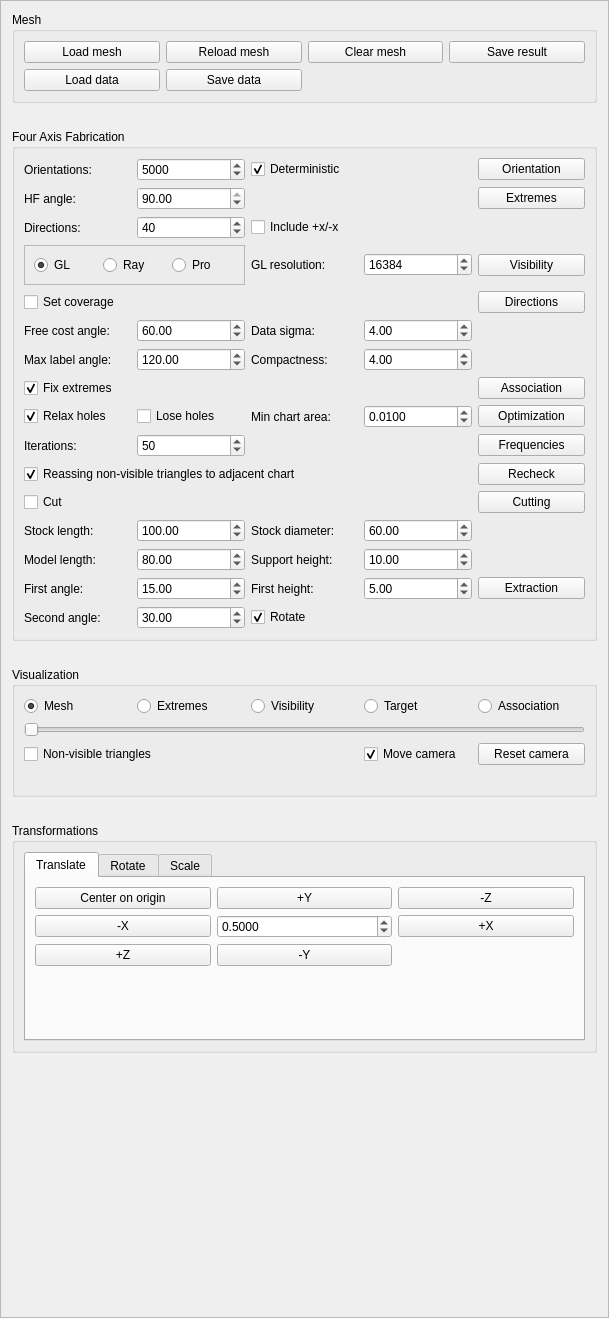
cg3hci/4AxisMilling, file GUI/managers/fouraxisfabricationmanager.ui: the form before one commit.
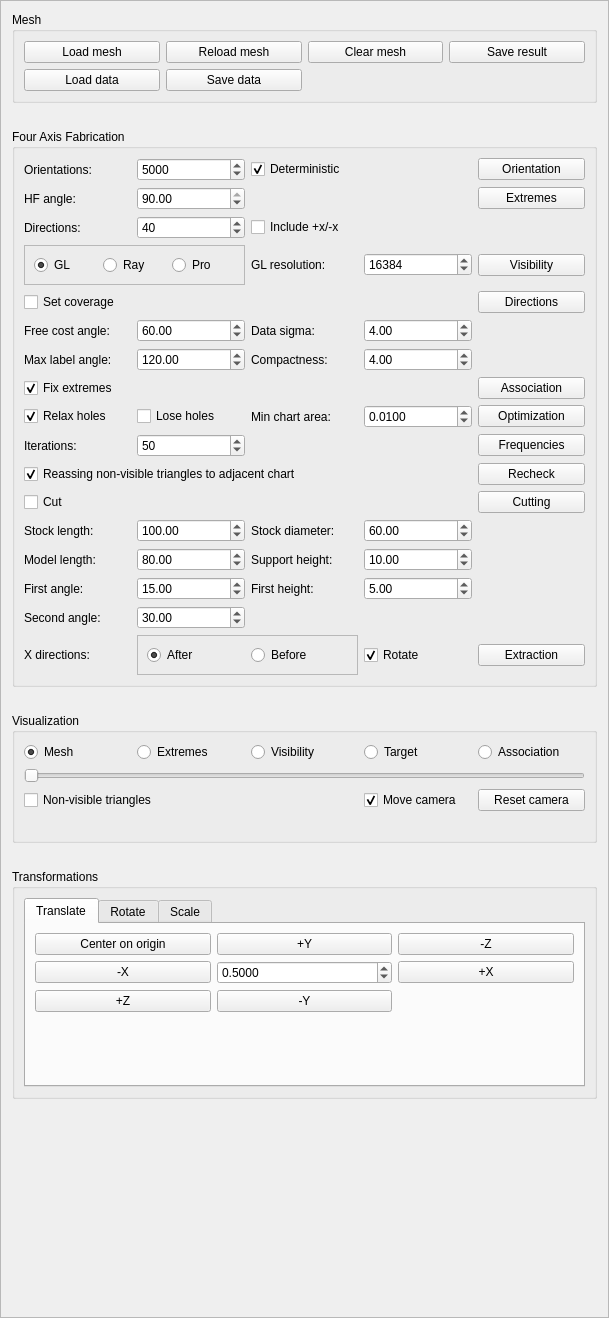
The form after the commit.

Commit message: Result fabrication order

What changed in the file:
```diff
--- a/GUI/managers/fouraxisfabricationmanager.ui
+++ b/GUI/managers/fouraxisfabricationmanager.ui
@@ -625,13 +625,6 @@
         </property>
        </widget>
       </item>
-      <item row="26" column="5">
-       <widget class="QPushButton" name="extractResultsButton">
-        <property name="text">
-         <string>Extraction</string>
-        </property>
-       </widget>
-      </item>
       <item row="15" column="3">
        <widget class="QLabel" name="optimizationMinChartAreaLabel">
         <property name="text">
@@ -962,16 +955,6 @@
         </property>
        </widget>
       </item>
-      <item row="27" column="3">
-       <widget class="QCheckBox" name="extractResultsRotateCheckBox">
-        <property name="text">
-         <string>Rotate</string>
-        </property>
-        <property name="checked">
-         <bool>true</bool>
-        </property>
-       </widget>
-      </item>
       <item row="26" column="1">
        <widget class="QLabel" name="extractResultsFirstLayerAngleLabel">
         <property name="text">
@@ -1089,6 +1072,59 @@
         </layout>
        </widget>
       </item>
+      <item row="28" column="5">
+       <widget class="QPushButton" name="extractResultsButton">
+        <property name="text">
+         <string>Extraction</string>
+        </property>
+       </widget>
+      </item>
+      <item row="28" column="1">
+       <widget class="QLabel" name="extractResultsXDirectionsOrderLabel">
+        <property name="text">
+         <string>X directions:</string>
+        </property>
+       </widget>
+      </item>
+      <item row="28" column="4">
+       <widget class="QCheckBox" name="extractResultsRotateCheckBox">
+        <property name="text">
+         <string>Rotate</string>
+        </property>
+        <property name="checked">
+         <bool>true</bool>
+        </property>
+       </widget>
+      </item>
+      <item row="28" column="2" colspan="2">
+       <widget class="QFrame" name="extractResultsXDirectionsOrderFrame">
+        <property name="frameShape">
+         <enum>QFrame::StyledPanel</enum>
+        </property>
+        <property name="frameShadow">
+         <enum>QFrame::Raised</enum>
+        </property>
+        <layout class="QHBoxLayout" name="horizontalLayout_2">
+         <item>
+          <widget class="QRadioButton" name="extractResultsXDirectionsAfterRadio">
+           <property name="text">
+            <string>After</string>
+           </property>
+           <property name="checked">
+            <bool>true</bool>
+           </property>
+          </widget>
+         </item>
+         <item>
+          <widget class="QRadioButton" name="extractResultsXDirectionsBeforeRadio">
+           <property name="text">
+            <string>Before</string>
+           </property>
+          </widget>
+         </item>
+        </layout>
+       </widget>
+      </item>
      </layout>
     </widget>
    </item>
```
The commit also changes 3 other files.
